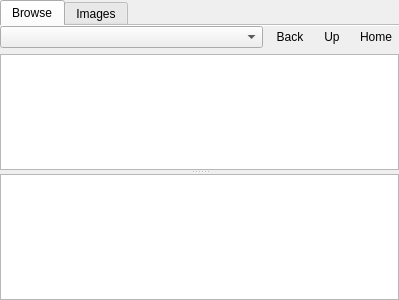
Above: krita/plugins/extensions/dockers/imagedocker/forms/wdgimagedocker.ui from KDE/krita before the change. Below: the same form after it.
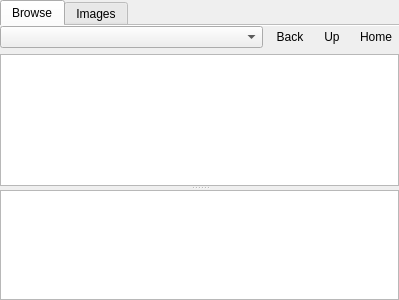
That is the form after the change. Custom widgets are drawn as their Qt base class.

Diff of the .ui file:
```diff
--- a/krita/plugins/extensions/dockers/imagedocker/forms/wdgimagedocker.ui
+++ b/krita/plugins/extensions/dockers/imagedocker/forms/wdgimagedocker.ui
@@ -98,6 +98,12 @@
            </item>
            <item>
             <widget class="QTreeView" name="treeView">
+             <property name="verticalScrollBarPolicy">
+              <enum>Qt::ScrollBarAsNeeded</enum>
+             </property>
+             <property name="horizontalScrollBarPolicy">
+              <enum>Qt::ScrollBarAlwaysOff</enum>
+             </property>
              <property name="alternatingRowColors">
               <bool>true</bool>
              </property>
@@ -136,9 +142,18 @@
           <property name="minimumSize">
            <size>
             <width>50</width>
-            <height>50</height>
+            <height>110</height>
            </size>
           </property>
+          <property name="maximumSize">
+           <size>
+            <width>16777215</width>
+            <height>110</height>
+           </size>
+          </property>
+          <property name="verticalScrollBarPolicy">
+           <enum>Qt::ScrollBarAlwaysOff</enum>
+          </property>
          </widget>
         </widget>
        </item>
```
